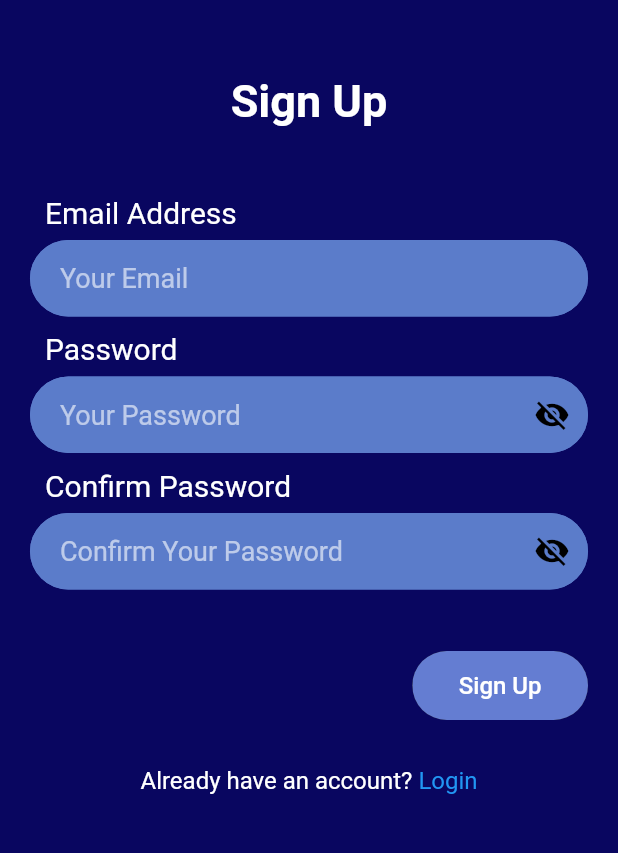
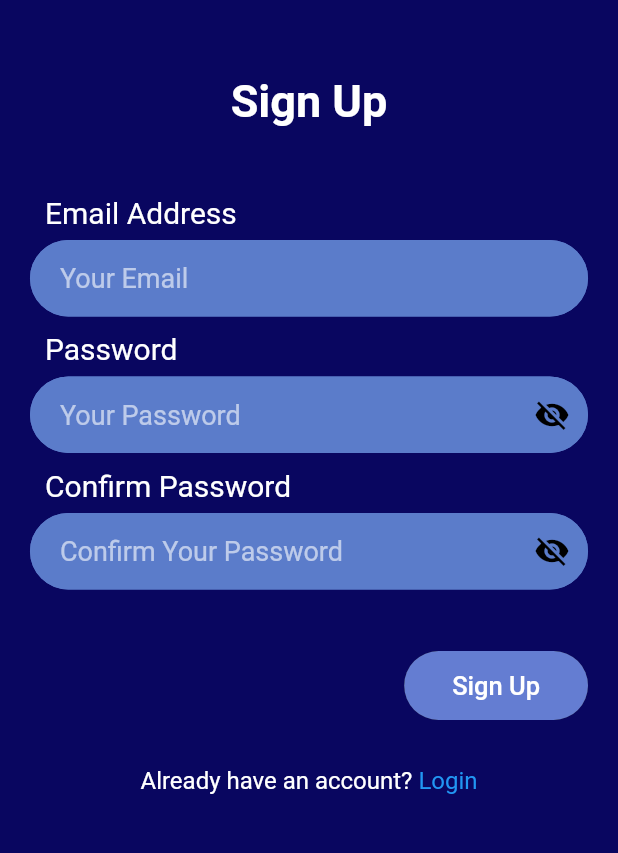
Before and after one commit to Elsssqh/Atlantic-Project, a Flutter app: the screen it shows after launch, on a phone screen of 412 x 824 dp, the part 84-937 px from its top. Run offline on Flutter 3.47's test engine with Material 2 defaults, Android fonts, the phone set to English and light mode, and no system bars; our stand-ins replace appwrite, carousel_slider, file_picker, flutter_riverpod, flutter_svg, fpdart and 3 more; missing offline and left inert: any_link_preview; network calls fail.

Commit message:
update rounded_small_button

```diff
--- a/lib/common/rounded_small_button.dart
+++ b/lib/common/rounded_small_button.dart
@@ -12,25 +12,23 @@ class RoundedSmallButton extends StatelessWidget {
     required this.label,
     this.backgroundColor = const Color.fromARGB(255, 100, 125, 210),
     this.textColor = Pallete.whiteColor,
-  }
-  );
+  });
 
   @override
   Widget build(BuildContext context) {
     return InkWell(
-
       onTap: onTap,
       child: Chip(
         label: Text(
           label,
           style: TextStyle(
             color: textColor,
-            fontSize: 16,
+            fontSize: 17,
           ),
         ),
         backgroundColor: backgroundColor,
         labelPadding: const EdgeInsets.symmetric(
-          horizontal: 27,
+          horizontal: 28,
           vertical: 7,
         ),
       ),
```
